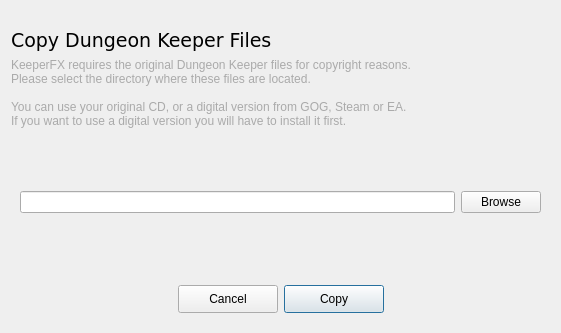
yani/keeperfx-launcher-qt, file ui/copydkfilesdialog.ui: the form before one commit.
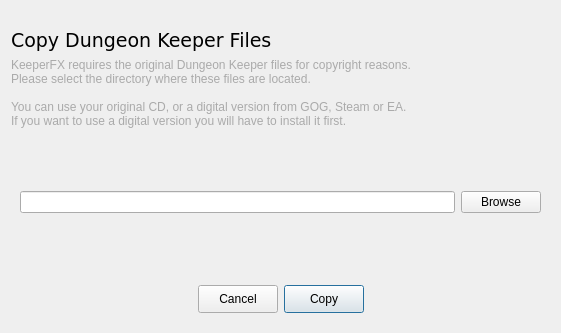
The form after the commit. Icons and pictures are not drawn.

What changed in the file:
```diff
--- a/ui/copydkfilesdialog.ui
+++ b/ui/copydkfilesdialog.ui
@@ -116,7 +116,17 @@
     <widget class="QWidget" name="buttons" native="true">
      <layout class="QHBoxLayout" name="horizontalLayout_2">
       <item>
-       <widget class="QWidget" name="widget" native="true"/>
+       <spacer name="horizontalSpacer">
+        <property name="orientation">
+         <enum>Qt::Orientation::Horizontal</enum>
+        </property>
+        <property name="sizeHint" stdset="0">
+         <size>
+          <width>40</width>
+          <height>20</height>
+         </size>
+        </property>
+       </spacer>
       </item>
       <item>
        <widget class="QPushButton" name="cancelButton">
@@ -126,12 +136,6 @@
           <height>28</height>
          </size>
         </property>
-        <property name="maximumSize">
-         <size>
-          <width>100</width>
-          <height>16777215</height>
-         </size>
-        </property>
         <property name="text">
          <string comment="Button">Cancel</string>
         </property>
@@ -151,12 +155,6 @@
           <height>28</height>
          </size>
         </property>
-        <property name="maximumSize">
-         <size>
-          <width>100</width>
-          <height>16777215</height>
-         </size>
-        </property>
         <property name="text">
          <string comment="Button">Copy</string>
         </property>
@@ -172,7 +170,17 @@
        </widget>
       </item>
       <item>
-       <widget class="QWidget" name="widget_2" native="true"/>
+       <spacer name="horizontalSpacer_2">
+        <property name="orientation">
+         <enum>Qt::Orientation::Horizontal</enum>
+        </property>
+        <property name="sizeHint" stdset="0">
+         <size>
+          <width>40</width>
+          <height>20</height>
+         </size>
+        </property>
+       </spacer>
       </item>
      </layout>
     </widget>
```
